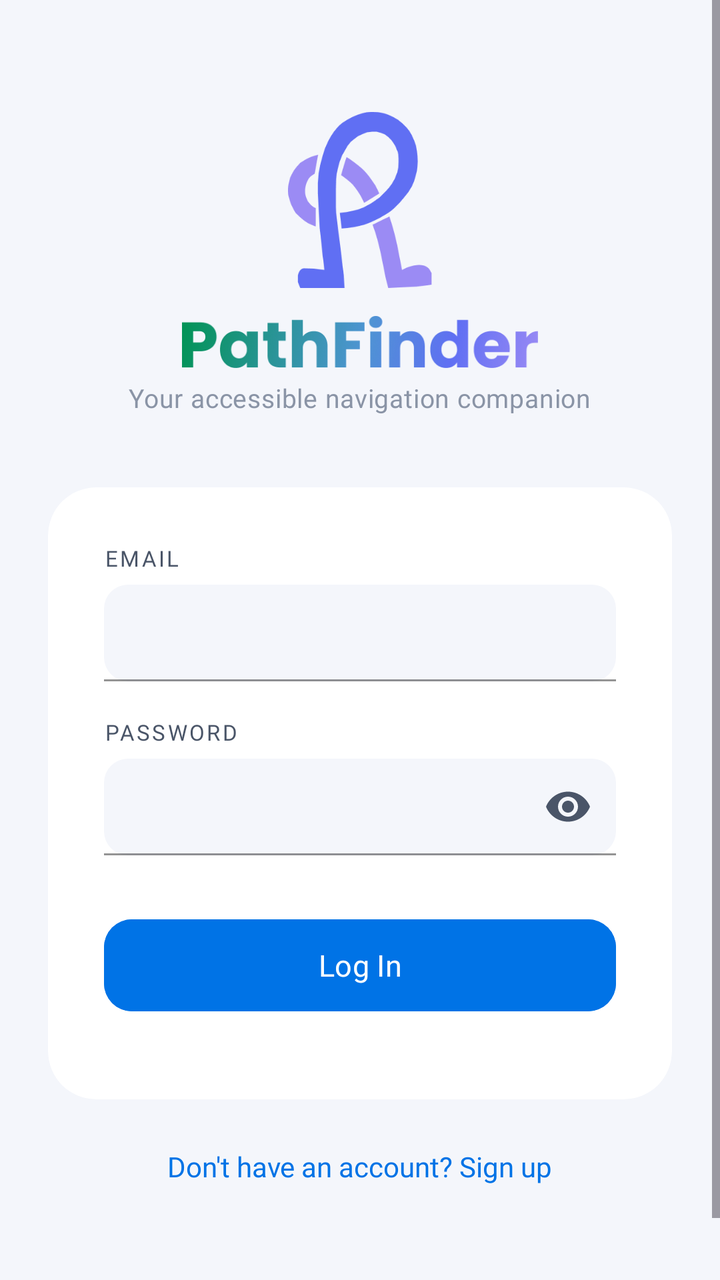
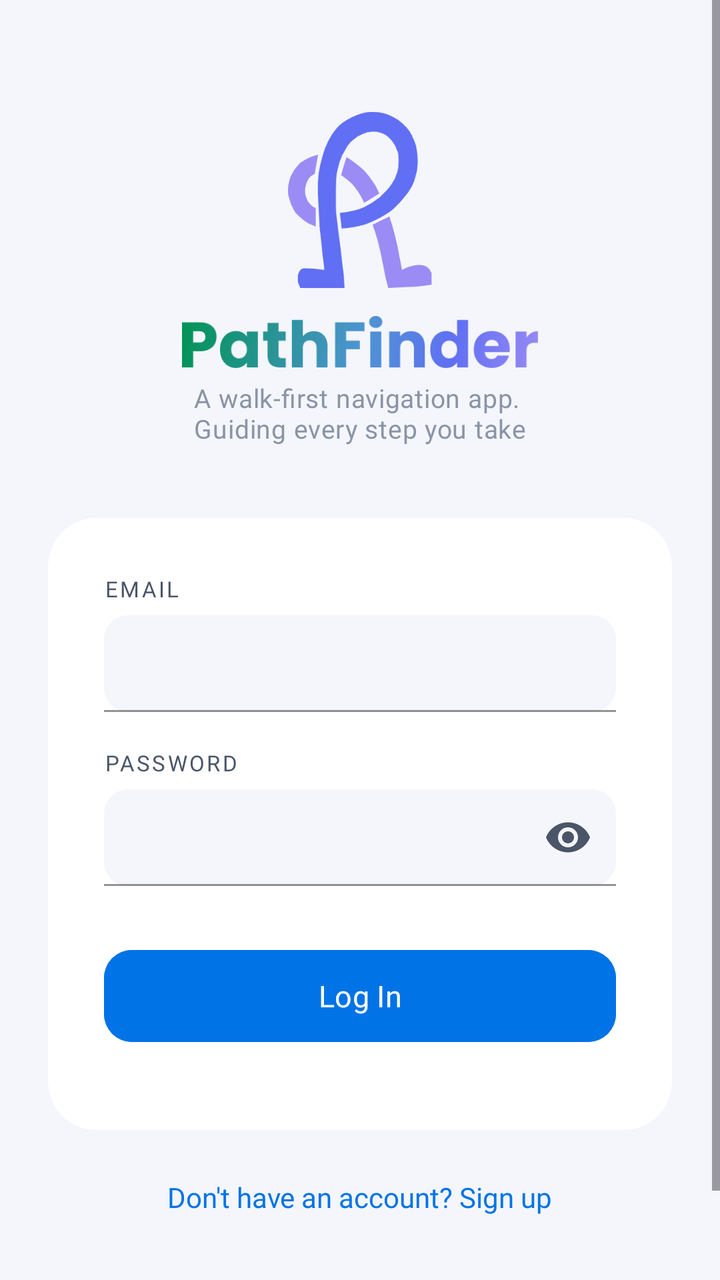

The first picture is an Android layout as it rendered before a commit; the second is the same layout after the commit. The layout source and the unified diff follow.
<!-- AndroidManifest.xml: application theme Theme.Pathfinder -->
<!-- res/layout/activity_login.xml -->
<?xml version="1.0" encoding="utf-8"?>
<ScrollView
    xmlns:android="http://schemas.android.com/apk/res/android"
    xmlns:app="http://schemas.android.com/apk/res-auto"
    android:id="@+id/loginRoot"
    android:layout_width="match_parent"
    android:layout_height="match_parent"
    android:fillViewport="true"
    android:background="#F4F6FB">

    <LinearLayout
        android:layout_width="match_parent"
        android:layout_height="wrap_content"
        android:orientation="vertical"
        android:gravity="center_horizontal"
        android:paddingTop="56dp"
        android:paddingBottom="40dp"
        android:paddingHorizontal="24dp">

        
        <ImageView
            android:layout_width="88dp"
            android:layout_height="88dp"
            android:src="@drawable/logo"
            android:scaleType="fitCenter"
            android:layout_marginBottom="14dp"
            android:contentDescription="Pathfinder logo" />

        <ImageView
            android:layout_width="180dp"
            android:layout_height="wrap_content"
            android:src="@drawable/pathfindertext"
            android:scaleType="fitCenter"
            android:adjustViewBounds="true"
            android:layout_marginBottom="6dp"
            android:contentDescription="Pathfinder" />

        <TextView
            android:layout_width="wrap_content"
            android:layout_height="wrap_content"
            android:text="Your accessible navigation companion"
            android:fontFamily="@font/poppins"
            android:textSize="13sp"
            android:textColor="#8A94A6"
            android:layout_marginBottom="36dp"
            android:letterSpacing="0.02" />

        
        <androidx.cardview.widget.CardView
            android:id="@+id/loginCard"
            android:layout_width="match_parent"
            android:layout_height="wrap_content"
            app:cardCornerRadius="24dp"
            app:cardElevation="0dp"
            app:cardBackgroundColor="#FFFFFF"
            android:layout_marginBottom="16dp">

            <LinearLayout
                android:id="@+id/layoutLoginForm"
                android:layout_width="match_parent"
                android:layout_height="wrap_content"
                android:orientation="vertical"
                android:padding="28dp">

                
                <TextView
                    android:id="@+id/txtNameLabel"
                    android:layout_width="match_parent"
                    android:layout_height="wrap_content"
                    android:text="Name"
                    android:fontFamily="@font/poppins_bold"
                    android:textSize="12sp"
                    android:textColor="#4A5568"
                    android:letterSpacing="0.08"
                    android:layout_marginBottom="6dp"
                    android:visibility="gone" />

                <com.google.android.material.textfield.TextInputLayout
                    android:id="@+id/tilName"
                    android:layout_width="match_parent"
                    android:layout_height="wrap_content"
                    android:layout_marginBottom="18dp"
                    android:visibility="gone"
                    style="@style/Widget.MaterialComponents.TextInputLayout.FilledBox.Dense"
                    app:hintEnabled="false"
                    app:boxBackgroundColor="#F4F6FB"
                    app:boxCornerRadiusTopStart="12dp"
                    app:boxCornerRadiusTopEnd="12dp"
                    app:boxCornerRadiusBottomStart="12dp"
                    app:boxCornerRadiusBottomEnd="12dp"
                    app:boxStrokeColor="@android:color/transparent"
                    app:hintTextColor="#8A94A6">

                    <EditText
                        android:id="@+id/etName"
                        android:layout_width="match_parent"
                        android:layout_height="wrap_content"

                        android:fontFamily="@font/poppins"
                        android:textSize="15sp"
                        android:textColor="#1A202C"
                        android:inputType="textPersonName"
                        android:imeOptions="actionNext"
                        android:paddingTop="14dp"
                        android:paddingBottom="14dp" />

                </com.google.android.material.textfield.TextInputLayout>

                
                <TextView
                    android:layout_width="match_parent"
                    android:layout_height="wrap_content"
                    android:text="EMAIL"
                    android:fontFamily="@font/poppins_bold"
                    android:textSize="11sp"
                    android:textColor="#4A5568"
                    android:letterSpacing="0.10"
                    android:layout_marginBottom="6dp" />

                <com.google.android.material.textfield.TextInputLayout
                    android:layout_width="match_parent"
                    android:layout_height="wrap_content"
                    android:layout_marginBottom="18dp"
                    style="@style/Widget.MaterialComponents.TextInputLayout.FilledBox.Dense"
                    app:hintEnabled="false"
                    app:boxBackgroundColor="#F4F6FB"
                    app:boxCornerRadiusTopStart="12dp"
                    app:boxCornerRadiusTopEnd="12dp"
                    app:boxCornerRadiusBottomStart="12dp"
                    app:boxCornerRadiusBottomEnd="12dp"
                    app:boxStrokeColor="@android:color/transparent"
                    app:hintTextColor="#8A94A6">

                    <EditText
                        android:id="@+id/etEmail"
                        android:layout_width="match_parent"
                        android:layout_height="wrap_content"

                        android:fontFamily="@font/poppins"
                        android:textSize="15sp"
                        android:textColor="#1A202C"
                        android:inputType="textEmailAddress"
                        android:imeOptions="actionNext"
                        android:paddingTop="14dp"
                        android:paddingBottom="14dp" />

                </com.google.android.material.textfield.TextInputLayout>

                
                <TextView
                    android:layout_width="match_parent"
                    android:layout_height="wrap_content"
                    android:text="PASSWORD"
                    android:fontFamily="@font/poppins_bold"
                    android:textSize="11sp"
                    android:textColor="#4A5568"
                    android:letterSpacing="0.10"
                    android:layout_marginBottom="6dp" />

                <com.google.android.material.textfield.TextInputLayout
                    android:layout_width="match_parent"
                    android:layout_height="wrap_content"
                    android:layout_marginBottom="28dp"
                    style="@style/Widget.MaterialComponents.TextInputLayout.FilledBox.Dense"
                    app:hintEnabled="false"
                    app:boxBackgroundColor="#F4F6FB"
                    app:boxCornerRadiusTopStart="12dp"
                    app:boxCornerRadiusTopEnd="12dp"
                    app:boxCornerRadiusBottomStart="12dp"
                    app:boxCornerRadiusBottomEnd="12dp"
                    app:boxStrokeColor="@android:color/transparent"
                    app:hintTextColor="#8A94A6"
                    app:passwordToggleEnabled="true"
                    app:passwordToggleTint="#4A5568">

                    <EditText
                        android:id="@+id/etPassword"
                        android:layout_width="match_parent"
                        android:layout_height="wrap_content"

                        android:fontFamily="@font/poppins"
                        android:textSize="15sp"
                        android:textColor="#1A202C"
                        android:inputType="textPassword"
                        android:imeOptions="actionDone"
                        android:paddingTop="14dp"
                        android:paddingBottom="14dp" />

                </com.google.android.material.textfield.TextInputLayout>

                
                <Button
                    android:id="@+id/btnLogin"
                    android:layout_width="match_parent"
                    android:layout_height="54dp"
                    android:text="Log In"
                    android:fontFamily="@font/poppins_bold"
                    android:textSize="15sp"
                    android:textColor="#FFFFFF"
                    android:backgroundTint="#0073E6"
                    app:cornerRadius="14dp"
                    android:layout_marginBottom="12dp"
                    android:stateListAnimator="@null" />

                
                <Button
                    android:id="@+id/btnSignup"
                    android:layout_width="match_parent"
                    android:layout_height="54dp"
                    android:text="Create Account"
                    android:fontFamily="@font/poppins_bold"
                    android:textSize="15sp"
                    android:textColor="#FFFFFF"
                    android:backgroundTint="#0073E6"
                    app:cornerRadius="14dp"
                    android:visibility="gone"
                    android:layout_marginBottom="12dp"
                    android:stateListAnimator="@null" />

                
                <ProgressBar
                    android:id="@+id/progressBar"
                    android:layout_width="wrap_content"
                    android:layout_height="wrap_content"
                    android:layout_gravity="center"
                    android:layout_marginTop="4dp"
                    android:visibility="gone" />

            </LinearLayout>

        </androidx.cardview.widget.CardView>

        
        <TextView
            android:id="@+id/txtToggle"
            android:layout_width="wrap_content"
            android:layout_height="wrap_content"
            android:text="Don't have an account? Sign up"
            android:fontFamily="@font/poppins"
            android:textSize="14sp"
            android:textColor="#0073E6"
            android:padding="8dp"
            android:layout_marginBottom="32dp" />

        
        <androidx.cardview.widget.CardView
            android:layout_width="match_parent"
            android:layout_height="wrap_content"
            app:cardCornerRadius="24dp"
            app:cardElevation="0dp"
            app:cardBackgroundColor="#FFFFFF">

            <LinearLayout
                android:id="@+id/roleSection"
                android:layout_width="match_parent"
                android:layout_height="wrap_content"
                android:orientation="vertical"
                android:gravity="center"
                android:padding="28dp"
                android:visibility="gone">

                <TextView
                    android:id="@+id/txtRoleTitle"
                    android:layout_width="match_parent"
                    android:layout_height="wrap_content"
                    android:text="How will you use Pathfinder?"
                    android:fontFamily="@font/gabarito"
                    android:textSize="22sp"
                    android:textColor="#1A202C"
                    android:gravity="center"
                    android:layout_marginBottom="6dp" />

                <TextView
                    android:layout_width="match_parent"
                    android:layout_height="wrap_content"
                    android:text="You can change this later from settings."
                    android:fontFamily="@font/poppins"
                    android:textSize="12sp"
                    android:textColor="#8A94A6"
                    android:gravity="center"
                    android:layout_marginBottom="32dp" />

                
                <LinearLayout
                    android:id="@+id/btnRoleNavigator"
                    android:layout_width="match_parent"
                    android:layout_height="wrap_content"
                    android:orientation="vertical"
                    android:background="@drawable/role_card_blue"
                    android:padding="20dp"
                    android:layout_marginBottom="14dp"
                    android:clickable="true"
                    android:focusable="true">

                    <TextView
                        android:layout_width="wrap_content"
                        android:layout_height="wrap_content"
                        android:text="🧭  Navigator"
                        android:fontFamily="@font/poppins_bold"
                        android:textSize="18sp"
                        android:textColor="#FFFFFF"
                        android:layout_marginBottom="4dp" />

                    <TextView
                        android:layout_width="wrap_content"
                        android:layout_height="wrap_content"
                        android:text="I want to navigate and find my way"
                        android:fontFamily="@font/poppins"
                        android:textSize="13sp"
                        android:textColor="#C8DEFF" />

                </LinearLayout>

                
                <LinearLayout
                    android:id="@+id/btnRoleGuardian"
                    android:layout_width="match_parent"
                    android:layout_height="wrap_content"
                    android:orientation="vertical"
                    android:background="@drawable/role_card_purple"
                    android:padding="20dp"
                    android:clickable="true"
                    android:focusable="true">

                    <TextView
                        android:layout_width="wrap_content"
                        android:layout_height="wrap_content"
                        android:text="🛡️  Guardian"
                        android:fontFamily="@font/poppins_bold"
                        android:textSize="18sp"
                        android:textColor="#FFFFFF"
                        android:layout_marginBottom="4dp" />

                    <TextView
                        android:layout_width="wrap_content"
                        android:layout_height="wrap_content"
                        android:text="I want to watch over someone's journey"
                        android:fontFamily="@font/poppins"
                        android:textSize="13sp"
                        android:textColor="#DDD6FE" />

                </LinearLayout>

            </LinearLayout>

        </androidx.cardview.widget.CardView>

    </LinearLayout>

</ScrollView>
<!-- resources referenced by this layout -->
<resources>
  <!-- drawable logo: png bitmap (drawable, 10310 bytes) -->
  <!-- drawable pathfindertext: png bitmap (drawable, 28872 bytes) -->
  <!-- drawable role_card_blue (drawable) -->
  <?xml version="1.0" encoding="utf-8"?>
  <shape xmlns:android="http://schemas.android.com/apk/res/android"
      android:shape="rectangle">
      <solid android:color="#0073E6" />
      <corners android:radius="16dp" />
  </shape>
  <!-- drawable role_card_purple (drawable) -->
  <?xml version="1.0" encoding="utf-8"?>
  <shape xmlns:android="http://schemas.android.com/apk/res/android"
      android:shape="rectangle">
      <solid android:color="#7C3AED" />
      <corners android:radius="16dp" />
  </shape>
  <style name="Theme.Pathfinder" parent="Base.Theme.Pathfinder" />
  <style name="Base.Theme.Pathfinder" parent="Theme.Material3.DayNight.NoActionBar">
          
          
      </style>
</resources>

<!-- the commit's change to res/layout/activity_login.xml (unified diff, before → after) -->
@@ -38,7 +38,8 @@
         <TextView
             android:layout_width="wrap_content"
             android:layout_height="wrap_content"
-            android:text="Your accessible navigation companion"
+            android:text="A walk-first navigation app. \nGuiding every step you take"
+            android:textAlignment="center"
             android:fontFamily="@font/poppins"
             android:textSize="13sp"
             android:textColor="#8A94A6"
